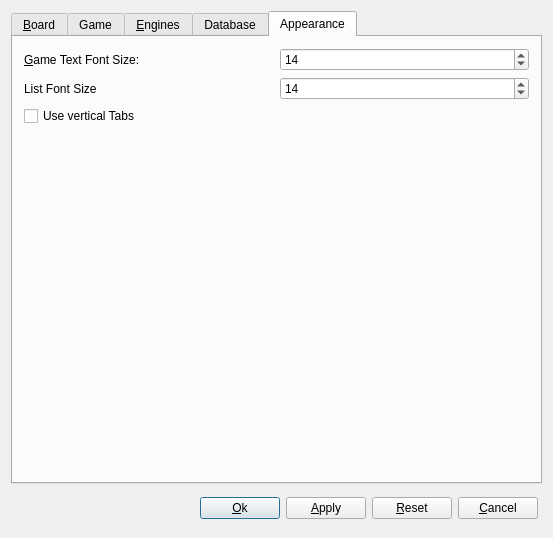
Old version of the form src/gui/preferences.ui in the repository madnight/chessx.
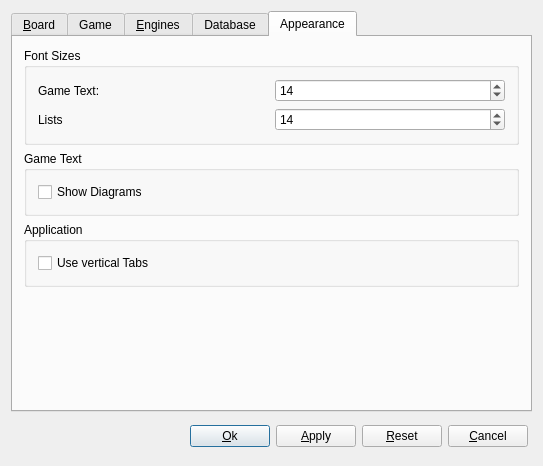
New version of the form. Custom widgets are drawn as their Qt base class.

Commit message: CR#1651423	Configurable Game View

Diff of the .ui file:
```diff
--- a/src/gui/preferences.ui
+++ b/src/gui/preferences.ui
@@ -6,8 +6,8 @@
    <rect>
     <x>0</x>
     <y>0</y>
-    <width>553</width>
-    <height>538</height>
+    <width>543</width>
+    <height>466</height>
    </rect>
   </property>
   <property name="windowTitle">
@@ -17,6 +17,63 @@
    <bool>true</bool>
   </property>
   <layout class="QGridLayout" name="gridLayout">
+   <item row="1" column="0">
+    <layout class="QHBoxLayout">
+     <property name="margin">
+      <number>4</number>
+     </property>
+     <item>
+      <spacer>
+       <property name="orientation">
+        <enum>Qt::Horizontal</enum>
+       </property>
+       <property name="sizeType">
+        <enum>QSizePolicy::Expanding</enum>
+       </property>
+       <property name="sizeHint" stdset="0">
+        <size>
+         <width>121</width>
+         <height>29</height>
+        </size>
+       </property>
+      </spacer>
+     </item>
+     <item>
+      <widget class="QPushButton" name="okButton">
+       <property name="text">
+        <string>&amp;Ok</string>
+       </property>
+       <property name="default">
+        <bool>true</bool>
+       </property>
+      </widget>
+     </item>
+     <item>
+      <widget class="QPushButton" name="applyButton">
+       <property name="text">
+        <string>&amp;Apply</string>
+       </property>
+       <property name="default">
+        <bool>false</bool>
+       </property>
+      </widget>
+     </item>
+     <item>
+      <widget class="QPushButton" name="resetButton">
+       <property name="text">
+        <string>&amp;Reset</string>
+       </property>
+      </widget>
+     </item>
+     <item>
+      <widget class="QPushButton" name="cancelButton">
+       <property name="text">
+        <string>&amp;Cancel</string>
+       </property>
+      </widget>
+     </item>
+    </layout>
+   </item>
    <item row="0" column="0">
     <widget class="QTabWidget" name="tabWidget">
      <property name="autoFillBackground">
@@ -724,11 +781,17 @@
       </attribute>
       <layout class="QVBoxLayout" name="verticalLayout">
        <item>
-        <layout class="QHBoxLayout" name="horizontalLayout">
+        <widget class="QGroupBox" name="groupBox_1">
+         <property name="title">
+          <string>Font Sizes</string>
+         </property>
+         <layout class="QVBoxLayout" name="verticalLayout_4">
+          <item>
+           <layout class="QHBoxLayout" name="horizontalLayout_12">
          <item>
           <widget class="QLabel" name="labelGameTextFontSize">
            <property name="text">
-            <string>&amp;Game Text Font Size:</string>
+               <string>Game Text:</string>
            </property>
            <property name="buddy">
             <cstring>gameTextFontSizeSpin</cstring>
@@ -751,11 +814,11 @@
         </layout>
        </item>
        <item>
-        <layout class="QHBoxLayout" name="horizontalLayout_3">
+           <layout class="QHBoxLayout" name="horizontalLayout_11">
          <item>
           <widget class="QLabel" name="labelListFontSize">
            <property name="text">
-            <string>List Font Size</string>
+               <string>Lists</string>
            </property>
            <property name="buddy">
             <cstring>spinBoxListFontSize</cstring>
@@ -777,6 +840,31 @@
          </item>
         </layout>
        </item>
+         </layout>
+        </widget>
+       </item>
+       <item>
+        <widget class="QGroupBox" name="groupBox_2">
+         <property name="title">
+          <string>Game Text</string>
+         </property>
+         <layout class="QVBoxLayout" name="verticalLayout_3">
+          <item>
+           <widget class="QCheckBox" name="cbShowDiagrams">
+            <property name="text">
+             <string>Show Diagrams</string>
+            </property>
+           </widget>
+          </item>
+         </layout>
+        </widget>
+       </item>
+       <item>
+        <widget class="QGroupBox" name="groupBox_3">
+         <property name="title">
+          <string>Application</string>
+         </property>
+         <layout class="QVBoxLayout" name="verticalLayout_6">
        <item>
         <widget class="QCheckBox" name="verticalTabs">
          <property name="text">
@@ -784,6 +872,9 @@
          </property>
         </widget>
        </item>
+         </layout>
+        </widget>
+       </item>
        <item>
         <spacer name="verticalSpacer">
          <property name="orientation">
@@ -792,7 +883,7 @@
          <property name="sizeHint" stdset="0">
           <size>
            <width>20</width>
-           <height>329</height>
+           <height>40</height>
           </size>
          </property>
         </spacer>
@@ -801,63 +892,6 @@
      </widget>
     </widget>
    </item>
-   <item row="1" column="0">
-    <layout class="QHBoxLayout">
-     <property name="margin">
-      <number>4</number>
-     </property>
-     <item>
-      <spacer>
-       <property name="orientation">
-        <enum>Qt::Horizontal</enum>
-       </property>
-       <property name="sizeType">
-        <enum>QSizePolicy::Expanding</enum>
-       </property>
-       <property name="sizeHint" stdset="0">
-        <size>
-         <width>121</width>
-         <height>29</height>
-        </size>
-       </property>
-      </spacer>
-     </item>
-     <item>
-      <widget class="QPushButton" name="okButton">
-       <property name="text">
-        <string>&amp;Ok</string>
-       </property>
-       <property name="default">
-        <bool>true</bool>
-       </property>
-      </widget>
-     </item>
-     <item>
-      <widget class="QPushButton" name="applyButton">
-       <property name="text">
-        <string>&amp;Apply</string>
-       </property>
-       <property name="default">
-        <bool>false</bool>
-       </property>
-      </widget>
-     </item>
-     <item>
-      <widget class="QPushButton" name="resetButton">
-       <property name="text">
-        <string>&amp;Reset</string>
-       </property>
-      </widget>
-     </item>
-     <item>
-      <widget class="QPushButton" name="cancelButton">
-       <property name="text">
-        <string>&amp;Cancel</string>
-       </property>
-      </widget>
-     </item>
-    </layout>
-   </item>
   </layout>
  </widget>
  <layoutdefault spacing="6" margin="11"/>
```
Lines whose indentation alone changed are shown as unchanged. The commit also changes 6 other files.
